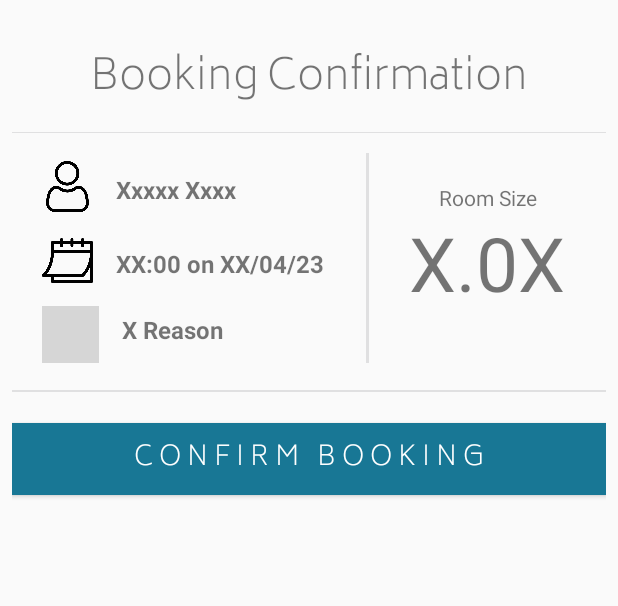
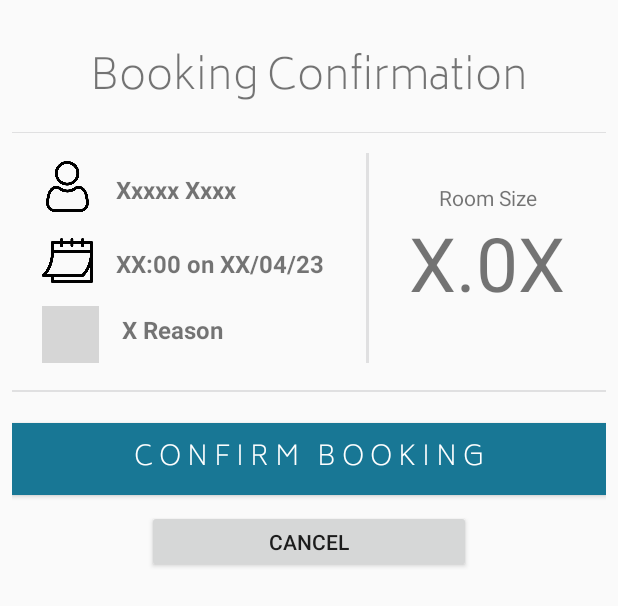
Before and after one commit to ElizabethHauroo/MyNCI, an Android app: the layout booking_frag_3.xml on its own in the app's theme, with its tools: preview values and no code run, on a phone screen of 412 x 824 dp. Shown: the top 606 px of the screen. Run offline under Robolectric (Android 15) with nearby library versions, the light colour scheme and no system bars; grey boxes are pictures that could not be loaded.

Commit message:
added cancel btn - booking

```diff
--- a/app/src/main/res/layout/booking_frag_3.xml
+++ b/app/src/main/res/layout/booking_frag_3.xml
@@ -1,7 +1,7 @@
 <?xml version="1.0" encoding="utf-8"?>
 <LinearLayout xmlns:android="http://schemas.android.com/apk/res/android"
     android:layout_width="match_parent"
-    android:layout_height="350dp"
+    android:layout_height="390dp"
     xmlns:app="http://schemas.android.com/apk/res-auto"
     android:orientation="vertical"
     android:layout_below="@+id/step_view"
@@ -199,6 +199,14 @@
         android:textColor="@color/white"
         android:fontFamily="@font/biryani_extralight"
         android:background="@color/blue_cerulean"/>
+    <Button
+        android:id="@+id/frag3_cancel_btn"
+        android:layout_width="match_parent"
+        android:layout_height="wrap_content"
+        android:text="Cancel"
+        android:layout_marginTop="10dp"
+        android:layout_marginLeft="90dp"
+        android:layout_marginRight="90dp"/>
 
 
 
```
Also changed, not shown: app/src/main/java/com/example/mynciapp/BookingFragments/Fragment3Booking.java (+11 -1 lines).
